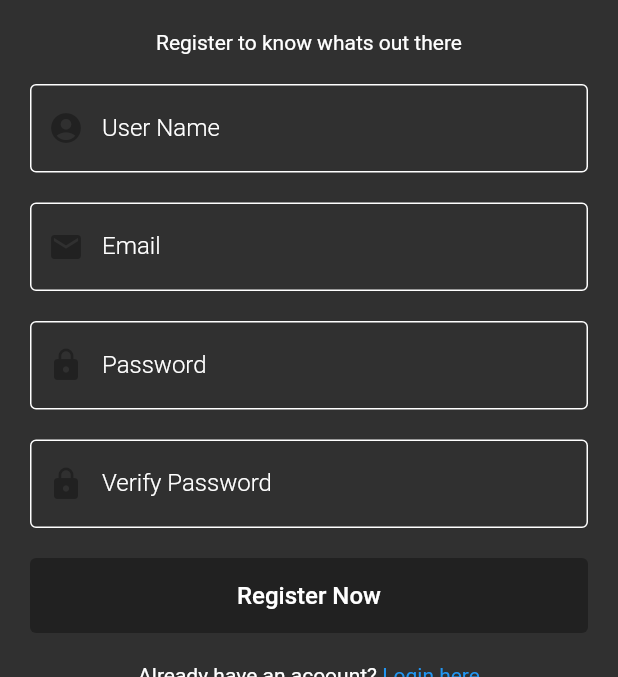
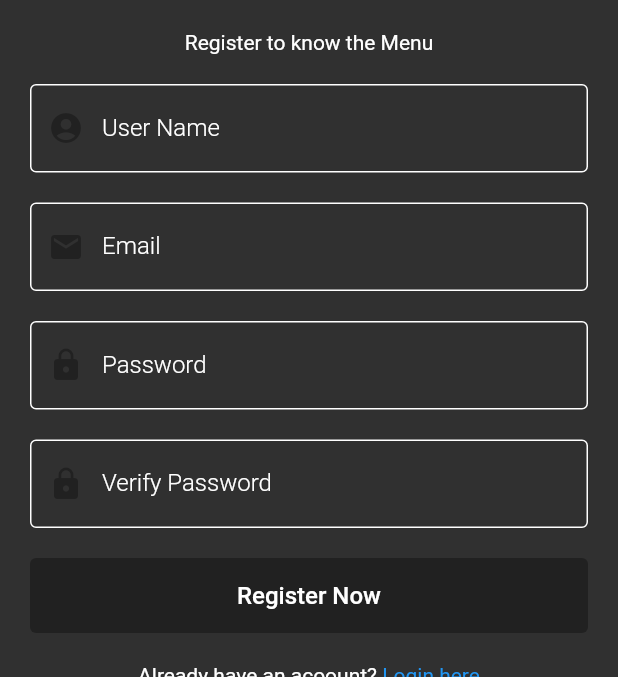
Before and after one commit to willhitman/dummy, a Flutter app: the RegisterPage screen opened directly, on a phone screen of 412 x 824 dp, the part 228-905 px from its top. Run offline on Flutter 3.47's test engine with Material 2 defaults, Android fonts, the phone set to English and light mode, and no system bars; our stand-ins replace cached_network_image, cloud_firestore, file_picker, firebase_auth, firebase_core, firebase_storage and 5 more; accounts and stored records are empty.

```diff
--- a/lib/pages/auth/register_page.dart
+++ b/lib/pages/auth/register_page.dart
@@ -56,7 +56,7 @@ class _RegisterPageState extends State<RegisterPage> {
                         height: 20,
                       ),
                       const Text(
-                        "Register to know whats out there",
+                        "Register to know the Menu",
                         style: TextStyle(color: Colors.white),
                       ),
                       const SizedBox(
```
